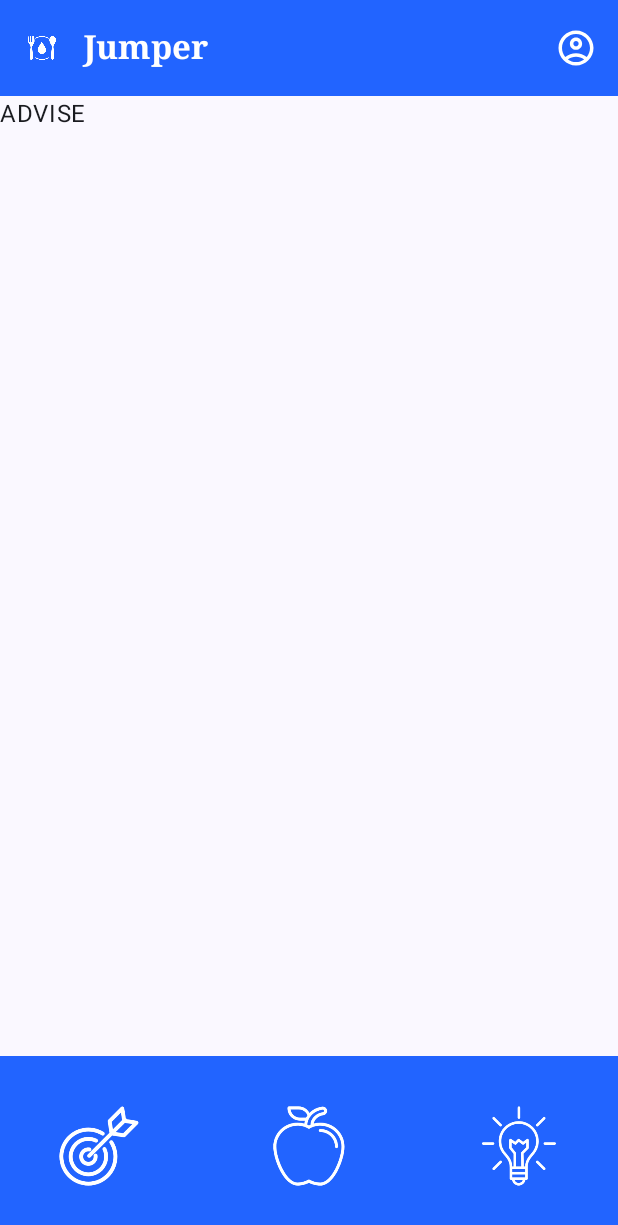
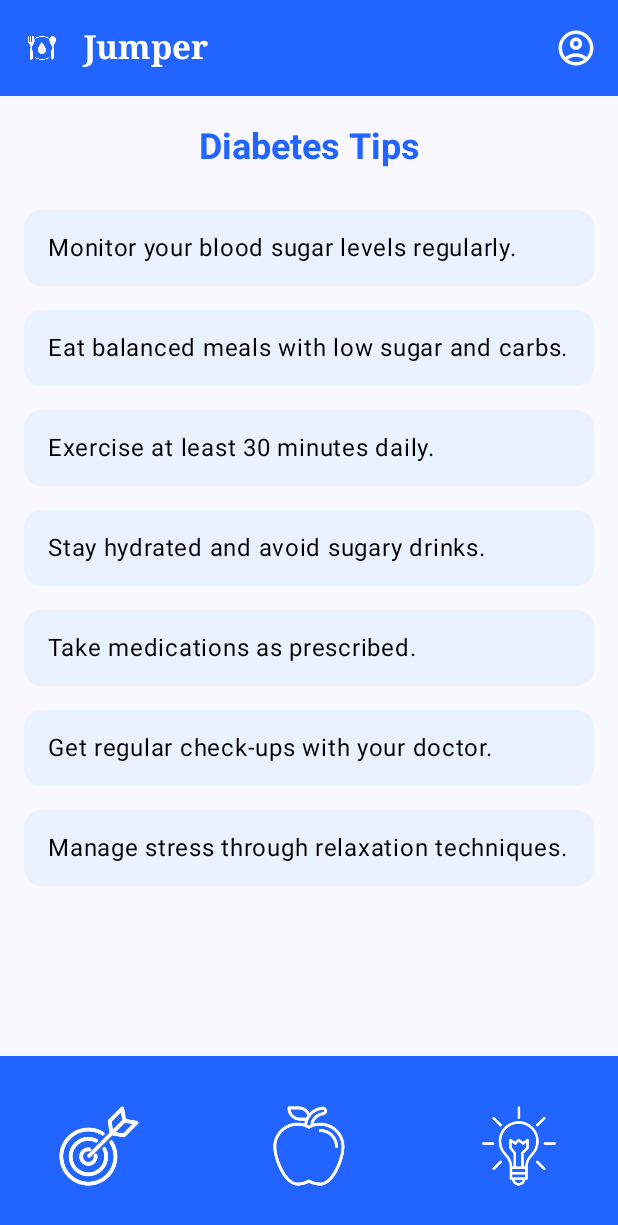
Before and after one commit to elinewdv/3780, an Android app built with Jetpack Compose: the AdvisePageScreen screen opened through its navigation route, on a phone screen of 412 x 824 dp. Shown: the top 1225 px of the screen. Run offline under Robolectric (Android 15) with nearby library versions, the phone set to English and light mode, and no system bars.

Commit message:
Advise page front

```diff
--- a/app/src/main/java/com/example/diabeteapp/AdvisePage.kt
+++ b/app/src/main/java/com/example/diabeteapp/AdvisePage.kt
@@ -1,9 +1,65 @@
 package com.example.diabeteapp
 
+import androidx.compose.foundation.layout.*
+import androidx.compose.foundation.lazy.LazyColumn
+import androidx.compose.foundation.lazy.items
+import androidx.compose.material3.Card
+import androidx.compose.material3.CardDefaults
+import androidx.compose.material3.MaterialTheme
 import androidx.compose.material3.Text
 import androidx.compose.runtime.Composable
+import androidx.compose.ui.Alignment
+import androidx.compose.ui.Modifier
+import androidx.compose.ui.graphics.Color
+import androidx.compose.ui.text.font.FontWeight
+import androidx.compose.ui.unit.dp
+import androidx.compose.ui.unit.sp
 
 @Composable
 fun AdvisePageScreen() {
-    Text("ADVISE")
+    val tips = listOf(
+        "Monitor your blood sugar levels regularly.",
+        "Eat balanced meals with low sugar and carbs.",
+        "Exercise at least 30 minutes daily.",
+        "Stay hydrated and avoid sugary drinks.",
+        "Take medications as prescribed.",
+        "Get regular check-ups with your doctor.",
+        "Manage stress through relaxation techniques."
+    )
+
+    Column(
+        modifier = Modifier
+            .fillMaxSize()
+            .padding(16.dp)
+    ) {
+        Text(
+            text = "Diabetes Tips",
+            color = Color(0xFF2264FF),
+            style = MaterialTheme.typography.headlineMedium.copy(
+                fontWeight = FontWeight.Bold,
+                fontSize = 24.sp
+            ),
+            modifier = Modifier
+                .padding(bottom = 16.dp)
+                .align(Alignment.CenterHorizontally)
+        )
+
+        LazyColumn {
+            items(tips) { tip ->
+                Card(
+                    colors = CardDefaults.cardColors(containerColor = Color(0xFFEAF1FF)),
+                    modifier = Modifier
+                        .fillMaxWidth()
+                        .padding(vertical = 8.dp)
+                ) {
+                    Text(
+                        text = tip,
+                        color = Color.Black,
+                        modifier = Modifier.padding(16.dp),
+                        style = MaterialTheme.typography.bodyLarge
+                    )
+                }
+            }
+        }
+    }
 }
```
